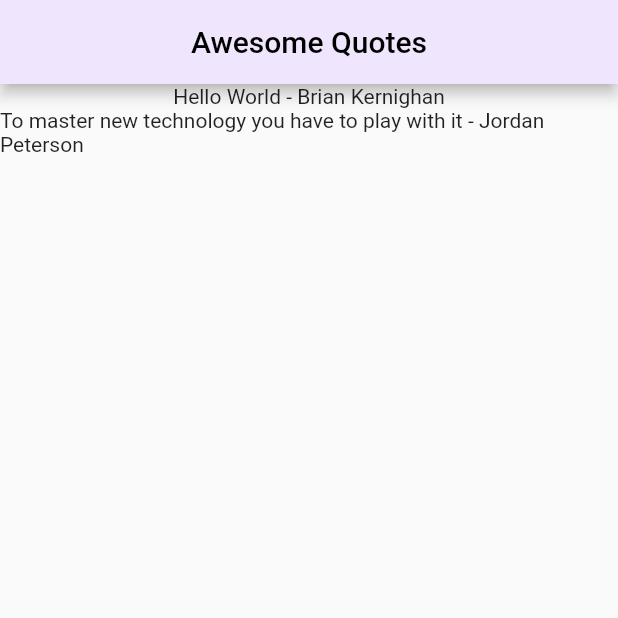
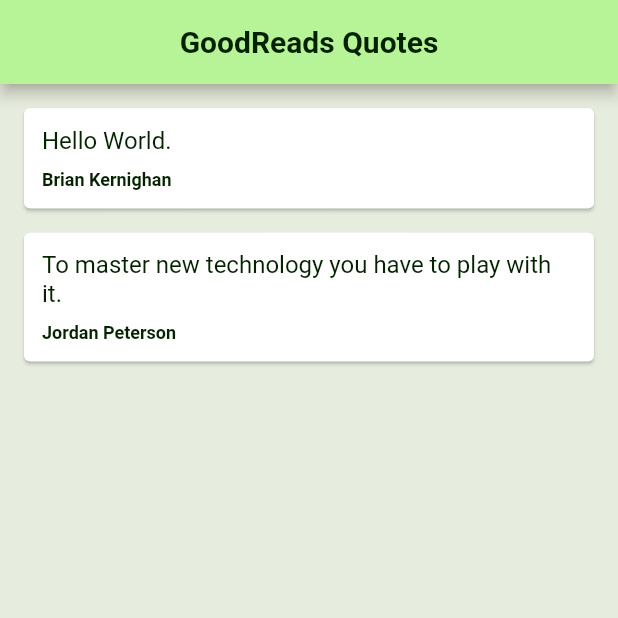
Before and after one commit to justkingsley/quotes-app, a Flutter app: the screen it shows after launch, on a phone screen of 412 x 824 dp, the top half of it. Run offline on Flutter 3.47's test engine with Material 2 defaults, Android fonts, the phone set to English and light mode, and no system bars.

Commit message:
created cards in an inefficient way, will polish up later

```diff
--- a/lib/main.dart
+++ b/lib/main.dart
@@ -16,27 +16,61 @@ class _QuoteListState extends State<QuoteList> {
 
   //Where we create our data.
   List<Quote> quotes = [
-      Quote(text: "Hello World", author: "Brian Kernighan"),
-      Quote(text: "To master new technology you have to play with it", author: "Jordan Peterson"),
+      Quote(text: "Hello World.", author: "Brian Kernighan"),
+      Quote(text: "To master new technology you have to play with it.", author: "Jordan Peterson"),
   ];
+
+  Widget quoteTemplate(quote){
+    return Card(
+      margin: const EdgeInsets.fromLTRB(16.0, 16.0, 16.0, 0.0),
+      child: Padding(
+        padding: const EdgeInsets.all(12.0),
+        child: Column(
+          crossAxisAlignment: CrossAxisAlignment.stretch,
+          children: [
+            Text(
+              quote.text,
+              style: const TextStyle(
+                fontSize: 16.0,
+                color: Color(0xFF042100),
+              ),
+            ),
+            const SizedBox(height: 10.0,),
+
+            Text(
+              quote.author,
+              style: const TextStyle(
+                fontSize: 12.0,
+                color: Color(0xFF042100),
+                fontWeight: FontWeight.bold,
+              ),
+            ),
+          ],
+        ),
+      ),
+    );
+  }
 
   @override
   Widget build(BuildContext context) {
     return Scaffold(
       appBar: AppBar(
-        title: const Text("Awesome Quotes",
+        title: const Text("GoodReads Quotes",
           style: TextStyle(
-            color: Colors.black,
+            color: Color(0xFF042100),
+            fontWeight: FontWeight.bold,
           )
         ),
         centerTitle: true,
-        backgroundColor: const Color(0xFFefe5fd),
+        backgroundColor: const Color(0xFFB7F397),
       ),
 
       body: Column(
         //function is returning objects from the Quote class, needs the new notation because we are tapping into a property
-        children: quotes.map((quote) => Text('${quote.text} - ${quote.author}')).toList(),
+        children: quotes.map((quote) => quoteTemplate(quote)).toList(),
       ),
+
+      backgroundColor: const Color(0xFFE7EDDE),
 
     );
   }
```
Also changed, not shown: 1 other file.
